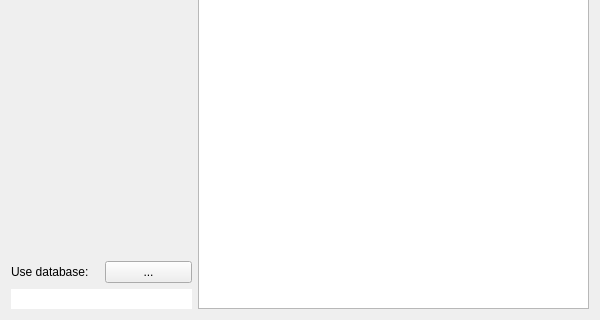
Old version of the form src/formquery.ui in the repository zwpwjwtz/HMDB-qt; both pictures show x 0 to 600 and y 212 to 532 of the 600 by 532 pixel window.
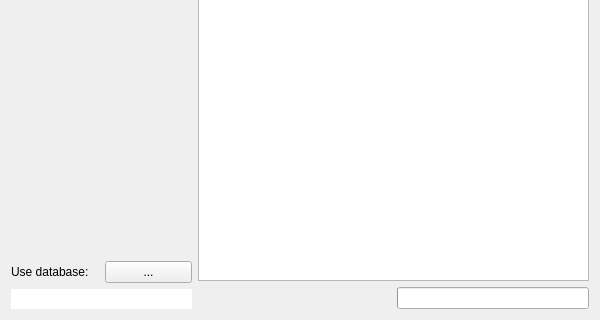
New version of the form.

Commit message: Show status text along the query progress.

The edit to the form file:
```diff
--- a/src/formquery.ui
+++ b/src/formquery.ui
@@ -361,6 +361,30 @@
          </property>
         </widget>
        </item>
+       <item>
+        <layout class="QHBoxLayout" name="frameStatus">
+         <item>
+          <widget class="QLabel" name="labelStatus">
+           <property name="text">
+            <string/>
+           </property>
+          </widget>
+         </item>
+         <item>
+          <widget class="QProgressBar" name="progressQuery">
+           <property name="sizePolicy">
+            <sizepolicy hsizetype="Minimum" vsizetype="Fixed">
+             <horstretch>0</horstretch>
+             <verstretch>0</verstretch>
+            </sizepolicy>
+           </property>
+           <property name="textVisible">
+            <bool>false</bool>
+           </property>
+          </widget>
+         </item>
+        </layout>
+       </item>
       </layout>
      </item>
     </layout>
```
Left out of the diff: 6 changed lines with no effect on the pictures. The commit also changes 11 other files.
